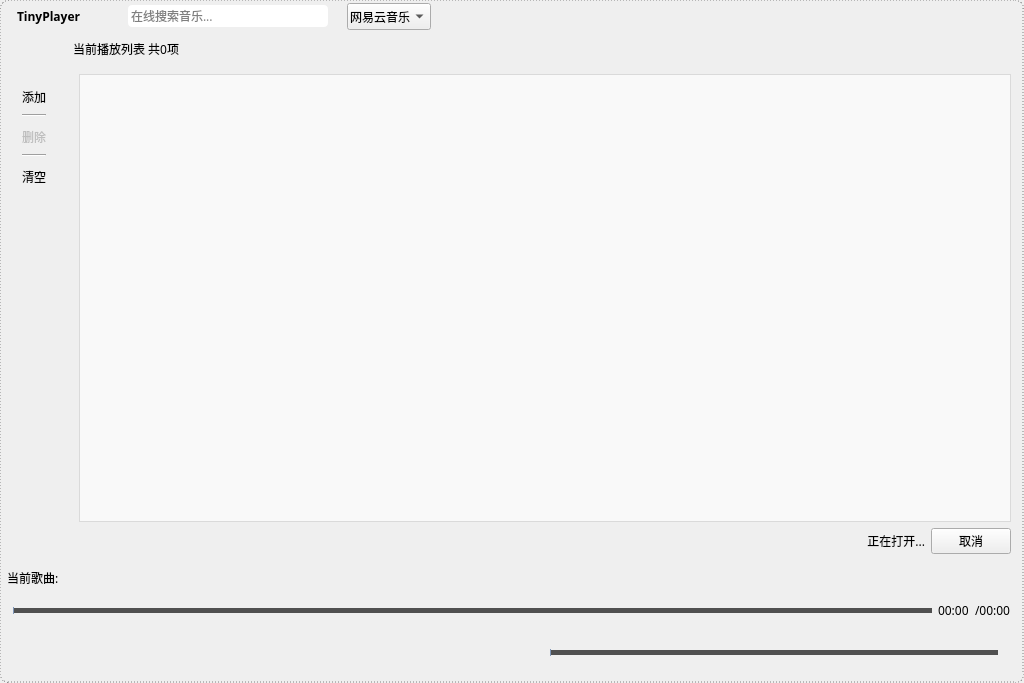
Remaker01/TinyPlayer, file src/playerwindow.ui: the form before one commit.
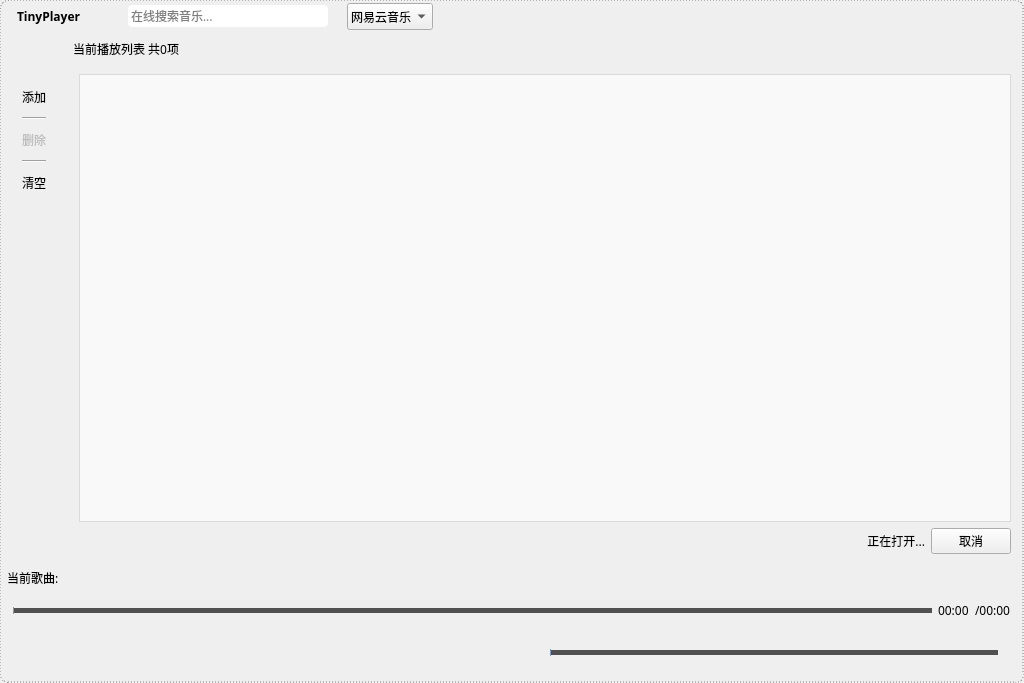
The form after the commit. Icons and pictures are not drawn. Custom widgets are drawn as their Qt base class.

Commit message: 修改按钮样式；修改版本号；增加down.spec

```diff
--- a/src/playerwindow.ui
+++ b/src/playerwindow.ui
@@ -340,7 +340,7 @@
          <enum>Qt::NoFocus</enum>
         </property>
         <property name="styleSheet">
-         <string notr="true">QComboBox{padding:3px 2px;}
+         <string notr="true">QComboBox{padding:3px 3px;}
 QComboBox QAbstractItemView{outline:0px;}
 QComboBox QAbstractItemView::item{padding:3px;}</string>
         </property>
@@ -691,8 +691,10 @@
             <string notr="true">QPushButton{
 background-color: rgba(255, 255, 255,0);
 background-repeat:no-repeat;
-border:0px;
-padding-bottom:2px;
+/*border:0px;*/
+border-radius:5px;
+background-position:center center;
+padding-bottom:5px;
 }
 QPushButton:hover{
 background-color: rgba(255, 255, 255,127);
@@ -750,8 +752,10 @@
             <string notr="true">QPushButton{
 background-color: rgba(255, 255, 255,0);
 background-repeat:no-repeat;
-border:0px;
-padding-bottom:2px;
+/*border:0px;*/
+border-radius:5px;
+background-position:center center;
+padding-bottom:5px;
 }
 QPushButton:hover{
 background-color: rgba(255, 255, 255,127);
@@ -809,7 +813,8 @@
             <string notr="true">QPushButton{
 background-color: rgba(255, 255, 255,0);
 background-repeat:no-repeat;
-border:0px;
+/*border:0px;*/
+border-radius:5px;
 background-position:center center;
 padding-bottom:5px;
 }
```
Left out of the diff: 6 changed lines with no effect on the pictures. The commit also changes 5 other files.
